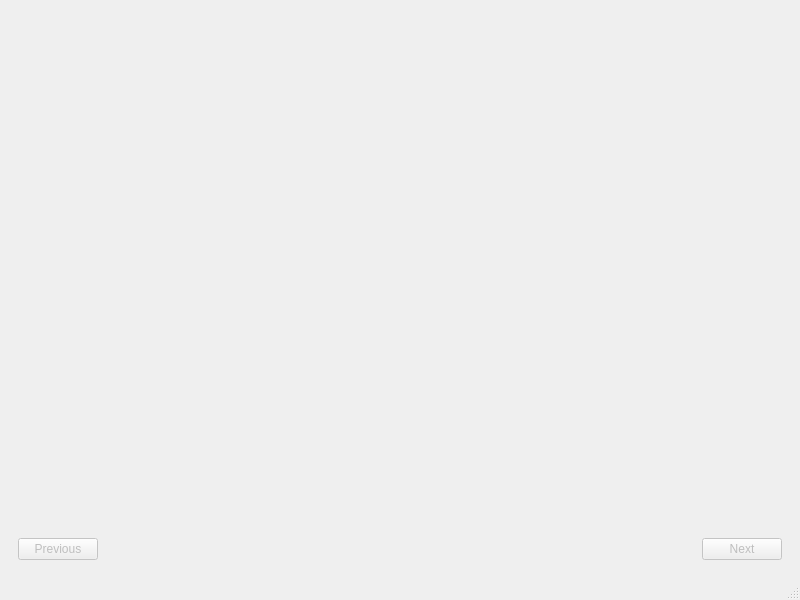
The window that src/mainwindow.ui (omailson/cutecase) describes before a commit, drawn with Qt 5.
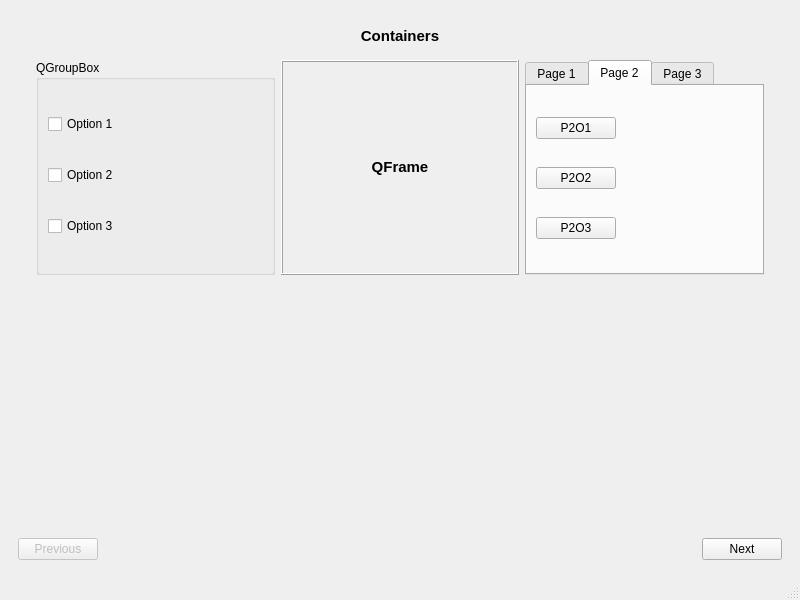
The same window after the commit. The open tabs and pages were chosen to show the change.

Commit message: Adding Containers Page

```diff
--- a/src/mainwindow.ui
+++ b/src/mainwindow.ui
@@ -276,7 +276,222 @@
            </item>
           </layout>
          </widget>
-         <widget class="QWidget" name="containersPage"/>
+         <widget class="QWidget" name="containersPage">
+          <layout class="QVBoxLayout" name="verticalLayout_6">
+           <item>
+            <widget class="QLabel" name="label_6">
+             <property name="sizePolicy">
+              <sizepolicy hsizetype="Preferred" vsizetype="Fixed">
+               <horstretch>0</horstretch>
+               <verstretch>0</verstretch>
+              </sizepolicy>
+             </property>
+             <property name="text">
+              <string>&lt;!DOCTYPE HTML PUBLIC &quot;-//W3C//DTD HTML 4.0//EN&quot; &quot;http://www.w3.org/TR/REC-html40/strict.dtd&quot;&gt;
+&lt;html&gt;&lt;head&gt;&lt;meta name=&quot;qrichtext&quot; content=&quot;1&quot; /&gt;&lt;style type=&quot;text/css&quot;&gt;
+p, li { white-space: pre-wrap; }
+&lt;/style&gt;&lt;/head&gt;&lt;body style=&quot; font-family:'Cantarell'; font-size:11pt; font-weight:400; font-style:normal;&quot;&gt;
+&lt;p style=&quot; margin-top:0px; margin-bottom:0px; margin-left:0px; margin-right:0px; -qt-block-indent:0; text-indent:0px;&quot;&gt;&lt;span style=&quot; font-weight:600;&quot;&gt;Containers&lt;/span&gt;&lt;/p&gt;&lt;/body&gt;&lt;/html&gt;</string>
+             </property>
+             <property name="alignment">
+              <set>Qt::AlignCenter</set>
+             </property>
+            </widget>
+           </item>
+           <item>
+            <widget class="QWidget" name="widget_6" native="true">
+             <layout class="QGridLayout" name="gridLayout">
+              <item row="0" column="0">
+               <widget class="QGroupBox" name="groupBox_7">
+                <property name="title">
+                 <string>QGroupBox</string>
+                </property>
+                <layout class="QVBoxLayout" name="verticalLayout_7">
+                 <item>
+                  <widget class="QCheckBox" name="checkBox_3">
+                   <property name="text">
+                    <string>Option 1</string>
+                   </property>
+                  </widget>
+                 </item>
+                 <item>
+                  <widget class="QCheckBox" name="checkBox_4">
+                   <property name="text">
+                    <string>Option 2</string>
+                   </property>
+                  </widget>
+                 </item>
+                 <item>
+                  <widget class="QCheckBox" name="checkBox_5">
+                   <property name="text">
+                    <string>Option 3</string>
+                   </property>
+                  </widget>
+                 </item>
+                </layout>
+               </widget>
+              </item>
+              <item row="1" column="0">
+               <widget class="QWidget" name="widget_10" native="true"/>
+              </item>
+              <item row="1" column="1">
+               <widget class="QWidget" name="widget_11" native="true"/>
+              </item>
+              <item row="1" column="2">
+               <widget class="QWidget" name="widget_12" native="true"/>
+              </item>
+              <item row="0" column="1">
+               <widget class="QFrame" name="frame_8">
+                <property name="frameShape">
+                 <enum>QFrame::Box</enum>
+                </property>
+                <property name="frameShadow">
+                 <enum>QFrame::Raised</enum>
+                </property>
+                <layout class="QVBoxLayout" name="verticalLayout_8">
+                 <item>
+                  <widget class="QLabel" name="label_7">
+                   <property name="sizePolicy">
+                    <sizepolicy hsizetype="Preferred" vsizetype="Fixed">
+                     <horstretch>0</horstretch>
+                     <verstretch>0</verstretch>
+                    </sizepolicy>
+                   </property>
+                   <property name="text">
+                    <string>&lt;!DOCTYPE HTML PUBLIC &quot;-//W3C//DTD HTML 4.0//EN&quot; &quot;http://www.w3.org/TR/REC-html40/strict.dtd&quot;&gt;
+&lt;html&gt;&lt;head&gt;&lt;meta name=&quot;qrichtext&quot; content=&quot;1&quot; /&gt;&lt;style type=&quot;text/css&quot;&gt;
+p, li { white-space: pre-wrap; }
+&lt;/style&gt;&lt;/head&gt;&lt;body style=&quot; font-family:'Cantarell'; font-size:11pt; font-weight:400; font-style:normal;&quot;&gt;
+&lt;p style=&quot; margin-top:0px; margin-bottom:0px; margin-left:0px; margin-right:0px; -qt-block-indent:0; text-indent:0px;&quot;&gt;&lt;span style=&quot; font-weight:600;&quot;&gt;QFrame&lt;/span&gt;&lt;/p&gt;&lt;/body&gt;&lt;/html&gt;</string>
+                   </property>
+                   <property name="alignment">
+                    <set>Qt::AlignCenter</set>
+                   </property>
+                  </widget>
+                 </item>
+                </layout>
+               </widget>
+              </item>
+              <item row="0" column="2">
+               <widget class="QTabWidget" name="tabWidget_2">
+                <property name="sizePolicy">
+                 <sizepolicy hsizetype="Preferred" vsizetype="Preferred">
+                  <horstretch>0</horstretch>
+                  <verstretch>0</verstretch>
+                 </sizepolicy>
+                </property>
+                <property name="currentIndex">
+                 <number>0</number>
+                </property>
+                <widget class="QWidget" name="tabWidget_2Page1" native="true">
+                 <attribute name="title">
+                  <string>Page 1</string>
+                 </attribute>
+                 <layout class="QVBoxLayout" name="verticalLayout_9">
+                  <item>
+                   <widget class="QRadioButton" name="radioButton_3">
+                    <property name="text">
+                     <string>P1O1</string>
+                    </property>
+                   </widget>
+                  </item>
+                  <item>
+                   <widget class="QRadioButton" name="radioButton_4">
+                    <property name="text">
+                     <string>P1O2</string>
+                    </property>
+                   </widget>
+                  </item>
+                  <item>
+                   <widget class="QRadioButton" name="radioButton_5">
+                    <property name="text">
+                     <string>P1O3</string>
+                    </property>
+                   </widget>
+                  </item>
+                 </layout>
+                </widget>
+                <widget class="QWidget" name="tab">
+                 <attribute name="title">
+                  <string>Page 2</string>
+                 </attribute>
+                 <layout class="QVBoxLayout" name="verticalLayout_10">
+                  <item>
+                   <widget class="QPushButton" name="pushButton_6">
+                    <property name="sizePolicy">
+                     <sizepolicy hsizetype="Fixed" vsizetype="Fixed">
+                      <horstretch>0</horstretch>
+                      <verstretch>0</verstretch>
+                     </sizepolicy>
+                    </property>
+                    <property name="text">
+                     <string>P2O1</string>
+                    </property>
+                   </widget>
+                  </item>
+                  <item>
+                   <widget class="QPushButton" name="pushButton_7">
+                    <property name="sizePolicy">
+                     <sizepolicy hsizetype="Fixed" vsizetype="Fixed">
+                      <horstretch>0</horstretch>
+                      <verstretch>0</verstretch>
+                     </sizepolicy>
+                    </property>
+                    <property name="text">
+                     <string>P2O2</string>
+                    </property>
+                   </widget>
+                  </item>
+                  <item>
+                   <widget class="QPushButton" name="pushButton_8">
+                    <property name="sizePolicy">
+                     <sizepolicy hsizetype="Fixed" vsizetype="Fixed">
+                      <horstretch>0</horstretch>
+                      <verstretch>0</verstretch>
+                     </sizepolicy>
+                    </property>
+                    <property name="text">
+                     <string>P2O3</string>
+                    </property>
+                   </widget>
+                  </item>
+                 </layout>
+                </widget>
+                <widget class="QWidget" name="tab_2">
+                 <attribute name="title">
+                  <string>Page 3</string>
+                 </attribute>
+                 <layout class="QVBoxLayout" name="verticalLayout_11">
+                  <item>
+                   <widget class="QCheckBox" name="checkBox_9">
+                    <property name="text">
+                     <string>P3O1</string>
+                    </property>
+                   </widget>
+                  </item>
+                  <item>
+                   <widget class="QCheckBox" name="checkBox_10">
+                    <property name="text">
+                     <string>P3O2</string>
+                    </property>
+                   </widget>
+                  </item>
+                  <item>
+                   <widget class="QCheckBox" name="checkBox_11">
+                    <property name="text">
+                     <string>P3O3</string>
+                    </property>
+                   </widget>
+                  </item>
+                 </layout>
+                </widget>
+               </widget>
+              </item>
+             </layout>
+            </widget>
+           </item>
+          </layout>
+         </widget>
         </widget>
        </item>
       </layout>
@@ -323,7 +538,7 @@
        <item>
         <widget class="QPushButton" name="nextButton">
          <property name="enabled">
-          <bool>false</bool>
+          <bool>true</bool>
          </property>
          <property name="sizePolicy">
           <sizepolicy hsizetype="Fixed" vsizetype="Fixed">
```
Left out of the diff: 2 changed lines with no effect on the pictures.
